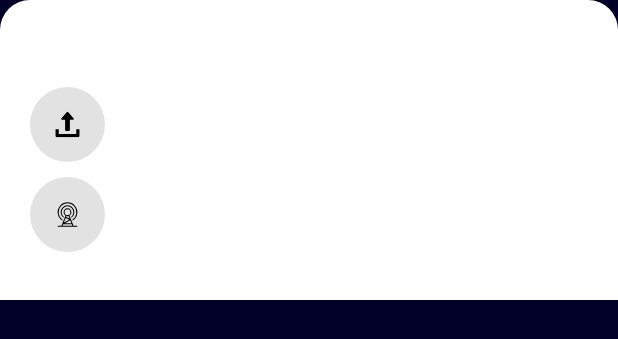
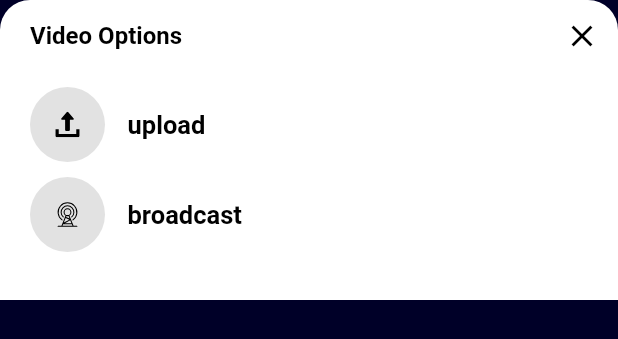
Before and after one commit to fadyZaherEng/YoutubeApp_WithGetX, a Flutter app: the YoutubeBottomSheet widget shown alone on an empty page, opened directly, on a phone screen of 412 x 824 dp. Shown: the top 339 px of the screen. Run offline on Flutter 3.47's test engine with Material 2 defaults, Android fonts, the phone set to English and light mode, and no system bars; our stand-ins replace conditional_builder_null_safety, flutter_svg, get, hexcolor, shared_preferences, youtube_player_flutter; accounts and stored records are empty; network calls fail.

Commit message:
upload finish

```diff
--- a/lib/layout/controller/app_controller.dart
+++ b/lib/layout/controller/app_controller.dart
@@ -11,7 +11,7 @@ class AppController extends GetxController{
 
   void changePageIndex(int index) {
     if (RouteName.values[index] == RouteName.Add) {
-      YoutubeBottomSheet();
+      Get.bottomSheet(YoutubeBottomSheet());
     } else {
       currentIndex(index);
       //equal
--- a/lib/shared/components/youtube_add_video_bottom_sheet.dart
+++ b/lib/shared/components/youtube_add_video_bottom_sheet.dart
@@ -8,16 +8,25 @@ class YoutubeBottomSheet extends StatelessWidget {
       mainAxisAlignment: MainAxisAlignment.spaceBetween,
       children: [
         Text(
-          "اي الدنيا",
-          style: TextStyle(fontSize: 16),
+          "Video Options",
+          style: TextStyle(
+            fontSize: 16,
+            color: Colors.black,
+          ),
         ),
         IconButton(
-          icon: Icon(Icons.close),
-          onPressed: Get.back,
+          icon: Icon(
+            Icons.close,
+            color: Colors.black,
+          ),
+          onPressed: () {
+            Get.back();
+          },
         )
       ],
     );
   }
+
   Widget _itemButton({
     required String icon,
     required double iconSize,
@@ -25,7 +34,7 @@ class YoutubeBottomSheet extends StatelessWidget {
     required Function() onTap,
   }) {
     return InkWell(
-      onTap: onTap,
+      onTap: (){},
       child: Row(
         children: [
           Container(
@@ -44,7 +53,11 @@ class YoutubeBottomSheet extends StatelessWidget {
             ),
           ),
           SizedBox(width: 15),
-          Text(label)
+          Text(
+            label,
+            style: TextStyle(
+                fontWeight: FontWeight.bold, fontSize: 17, color: Colors.black),
+          )
         ],
       ),
     );
```
Also changed, not shown: lib/modules/search/search_screen.dart (line endings or trailing spaces).
